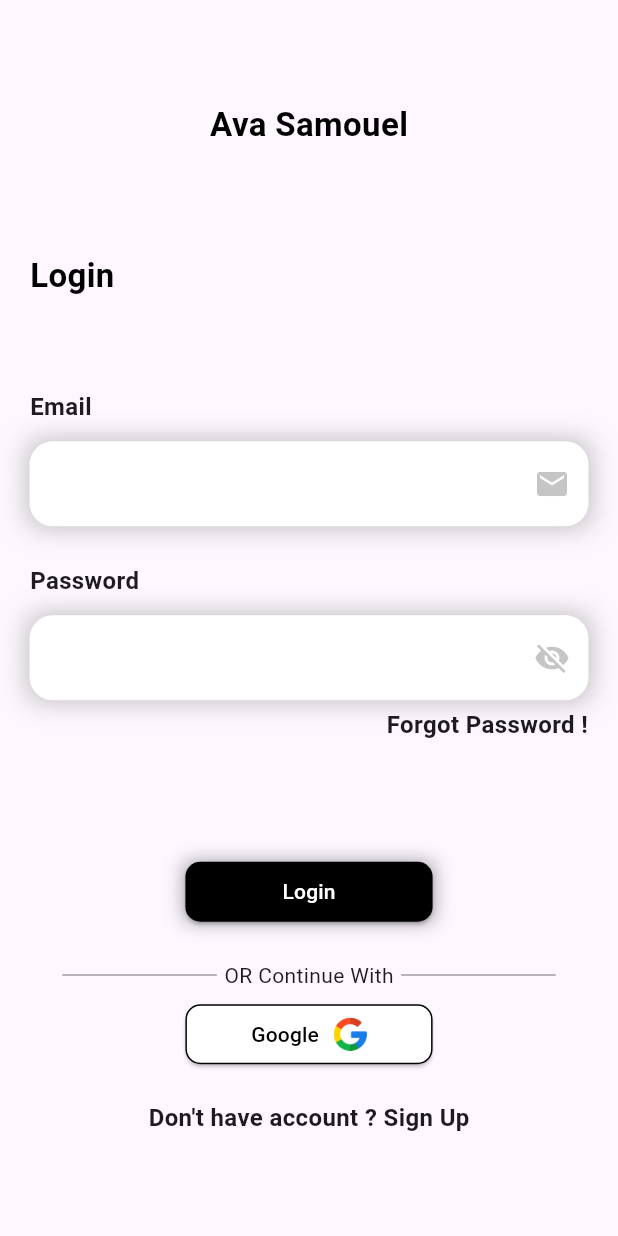
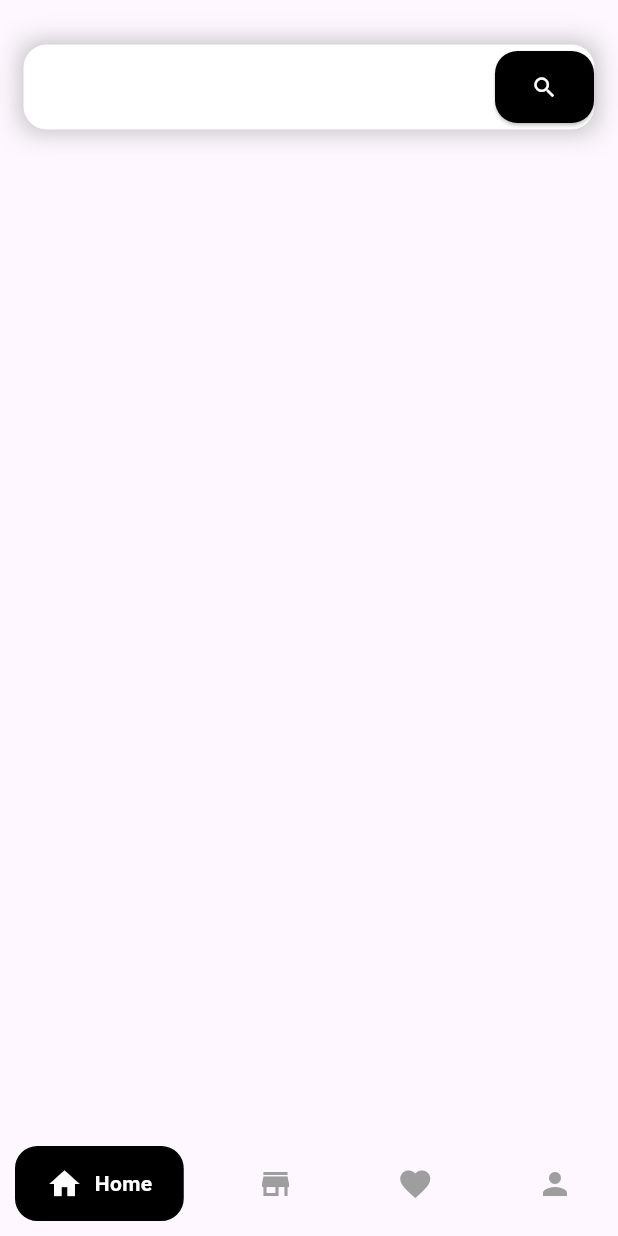
Before and after one commit to GeorgeEsbergen/Shopy-ecommerce, a Flutter app: the screen it shows after launch, on a phone screen of 412 x 824 dp. Run offline on Flutter 3.47's test engine with Material 3 defaults, Android fonts, the phone set to English and light mode, and no system bars; drawn by our look-alikes of google_nav_bar; our stand-ins replace bloc, flutter_bloc, shared_preferences.

Commit message:
Bottom Nav Bar added , Search Field Finished

```diff
--- a/lib/core/route/routes.dart
+++ b/lib/core/route/routes.dart
@@ -1,16 +1,20 @@
+
 import 'package:flutter/material.dart';
 
 import '../../features/view/auth/forgot_password/forgot_pass.dart';
 import '../../features/view/auth/login/login.dart';
 import '../../features/view/auth/signup/signup.dart';
+import '../../features/view/main_pages/bnv/bnv.dart';
 
 
 class Routes {
   static Map<String, Widget Function(BuildContext)> routes = {
-    '/': (context) => const Login(),
+    '/': (context) =>  BNV(),  //Login(),
     Login.routeName: (context) => const Login(),
     Signup.routeName:(context) => const Signup(),
     ForgotPass.routeName:(context)=> ForgotPass(),
+    BNV.routeName:(context)=> BNV(),
+
 
   };
 }
--- a/lib/core/utils/colors.dart
+++ b/lib/core/utils/colors.dart
@@ -3,5 +3,6 @@ import 'package:flutter/material.dart';
 class AppColors {
 static  const Color black = Colors.black;
 static  const Color white = Colors.white;
+static  const Color gray = Colors.grey;
 
 }
--- /dev/null
+++ b/lib/core/widgets/search_text_field.dart
@@ -0,0 +1,64 @@
+import 'package:flutter/material.dart';
+
+import '../utils/colors.dart';
+
+class SearchTextField extends StatelessWidget {
+  const SearchTextField({
+    super.key,
+    required this.controller,
+    required this.icon,
+    this.keyboardType,
+    this.validator,
+    this.readOnly, this.onTapField,
+  });
+  final TextEditingController controller;
+  final Widget icon;
+  final TextInputType? keyboardType;
+  final String? Function(String?)? validator;
+  final bool? readOnly;
+  final VoidCallback? onTapField;
+
+  @override
+  Widget build(BuildContext context) {
+    return Container(
+      decoration: const BoxDecoration(boxShadow: [
+        BoxShadow(
+            color: Color(
+              0xffb2b2b2,
+            ),
+            blurRadius: 15)
+      ]),
+      child: TextFormField(
+        onTap: onTapField,
+        readOnly: readOnly ?? false,
+        validator: validator,
+        controller: controller,
+        keyboardType: keyboardType,
+        decoration: InputDecoration(
+            enabled: true,
+            filled: true,
+            fillColor: AppColors.white,
+            focusedBorder: OutlineInputBorder(
+                borderSide: const BorderSide(
+                  width: 0,
+                  color: AppColors.white,
+                ),
+                borderRadius: BorderRadius.circular(15)),
+            enabledBorder: OutlineInputBorder(
+                borderSide: const BorderSide(
+                  width: 0,
+                  color: AppColors.white,
+                ),
+                borderRadius: BorderRadius.circular(15)),
+            focusedErrorBorder: OutlineInputBorder(
+                borderRadius: BorderRadius.circular(15),
+                borderSide: const BorderSide(width: 0, color: AppColors.white)),
+            errorBorder: OutlineInputBorder(
+                borderRadius: BorderRadius.circular(15),
+                borderSide: const BorderSide(width: 0, color: AppColors.white)),
+            suffixIcon: icon
+      ),
+    )
+    );
+  }
+}
--- /dev/null
+++ b/lib/features/cubit/bnv/bnv_cubit.dart
@@ -0,0 +1,14 @@
+import 'package:flutter_bloc/flutter_bloc.dart';
+import 'package:meta/meta.dart';
+
+part 'bnv_state.dart';
+
+class BnvCubit extends Cubit<BnvState> {
+  BnvCubit() : super(BnvInitial());
+  int currentIndex = 0;
+
+  void changePage(int index) {
+    currentIndex = index;
+    emit(ChangeIndexPage());
+  }
+}
--- /dev/null
+++ b/lib/features/cubit/bnv/bnv_state.dart
@@ -0,0 +1,7 @@
+part of 'bnv_cubit.dart';
+
+@immutable
+sealed class BnvState {}
+
+final class BnvInitial extends BnvState {}
+final class ChangeIndexPage extends BnvState {}
--- a/lib/features/cubit/login/login_cubit.dart
+++ b/lib/features/cubit/login/login_cubit.dart
@@ -1,5 +1,4 @@
 import 'package:flutter_bloc/flutter_bloc.dart';
-// ignore: depend_on_referenced_packages
 import 'package:meta/meta.dart';
 
 part 'login_state.dart';
--- a/lib/features/view/auth/login/login_body.dart
+++ b/lib/features/view/auth/login/login_body.dart
@@ -7,6 +7,7 @@ import '../../../../core/utils/colors.dart';
 import '../../../../core/utils/font_style.dart';
 import '../../../../core/utils/responsive.dart';
 import '../../../../core/widgets/main_button.dart';
+import '../../main_pages/bnv/bnv.dart';
 import '../forgot_password/forgot_pass.dart';
 import 'widgets/form.dart';
 
@@ -51,7 +52,9 @@ class LoginBody extends StatelessWidget {
                 const SizedBox(height: 80),
                 MainButton(
                   onTap: () {
-                    loginkey.currentState!.validate();
+                    if (loginkey.currentState!.validate()) {
+                      Navigator.of(context).pushNamed(BNV.routeName);
+                    }
                   },
                   name: 'Login'.tr(context),
                 ),
@@ -83,7 +86,7 @@ class LoginBody extends StatelessWidget {
                   ),
                 ),
                 const SizedBox(height: 20),
-                 Row(
+                Row(
                   mainAxisAlignment: MainAxisAlignment.center,
                   children: [
                     const Text(
@@ -91,7 +94,8 @@ class LoginBody extends StatelessWidget {
                       style: AppFonts.b16_700,
                     ),
                     InkWell(
-                      onTap: () => Navigator.of(context).pushNamed(Signup.routeName),
+                      onTap: () =>
+                          Navigator.of(context).pushNamed(Signup.routeName),
                       child: const Text(
                         "Sign Up",
                         style: AppFonts.b16_700,
--- /dev/null
+++ b/lib/features/view/main_pages/bnv/bnv.dart
@@ -0,0 +1,82 @@
+// ignore_for_file: must_be_immutable
+
+import 'package:e_commerce_with_supabase/core/utils/colors.dart';
+import 'package:e_commerce_with_supabase/features/view/main_pages/favourite/favourite.dart';
+import 'package:e_commerce_with_supabase/features/view/main_pages/home/home.dart';
+import 'package:e_commerce_with_supabase/features/view/main_pages/profile/profile.dart';
+import 'package:e_commerce_with_supabase/features/view/main_pages/store/store.dart';
+import 'package:flutter/material.dart';
+import 'package:flutter_bloc/flutter_bloc.dart';
+import 'package:google_nav_bar/google_nav_bar.dart';
+
+import '../../../cubit/bnv/bnv_cubit.dart';
+
+class BNV extends StatelessWidget {
+  BNV({super.key});
+  static String routeName = "NAV Bar";
+  List<Widget> pages = const [
+    Home(),
+    Store(),
+    Favourite(),
+    Profile(),
+  ];
+  @override
+  Widget build(BuildContext context) {
+    return BlocProvider(
+      create: (context) => BnvCubit(),
+      child: BlocBuilder<BnvCubit, BnvState>(builder: (context, state) {
+        BnvCubit cubit = context.read<BnvCubit>();
+        return Scaffold(
+          body: SafeArea(
+            child: Container(
+              padding: const EdgeInsets.only(right: 16, left: 16, top: 30),
+              child: pages[cubit.currentIndex],
+            ),
+          ),
+          bottomNavigationBar: Container(
+
+            padding: const EdgeInsets.symmetric(vertical: 10, horizontal: 10),
+            child: GNav(
+
+                onTabChange: (value) {
+                  cubit.changePage(value);
+                },
+                rippleColor: Colors.black,
+                hoverColor: Colors.black,
+                haptic: true,
+                tabBorderRadius: 15,
+                tabActiveBorder: Border.all(color: Colors.black, width: 1),
+                curve: Curves.linear,
+                duration: const Duration(milliseconds: 400),
+                gap: 8, // the tab button gap between icon and text
+                color: AppColors.gray, // unselected icon color
+                activeColor: AppColors.white, // selected icon and text color
+                iconSize: 24, // tab button icon size
+                tabBackgroundColor:
+                    AppColors.black, // selected tab background color
+                padding: const EdgeInsets.symmetric(
+                    horizontal: 20, vertical: 12), // navigation bar padding
+                tabs: const [
+                  GButton(
+                    icon: Icons.home,
+                    text: 'Home',
+                  ),
+                  GButton(
+                    icon: Icons.store,
+                    text: 'Store',
+                  ),
+                  GButton(
+                    icon: Icons.favorite,
+                    text: 'Favorite',
+                  ),
+                  GButton(
+                    icon: Icons.person,
+                    text: 'Profile',
+                  )
+                ]),
+          ),
+        );
+      }),
+    );
+  }
+}
--- /dev/null
+++ b/lib/features/view/main_pages/favourite/favourite.dart
@@ -0,0 +1,14 @@
+import 'package:flutter/material.dart';
+
+import 'favourite_body.dart';
+
+
+class Favourite extends StatelessWidget {
+  const Favourite({super.key});
+  static String routeName = "Favourite";
+
+  @override
+  Widget build(BuildContext context) {
+    return const FavouriteBody();
+  }
+}
--- /dev/null
+++ b/lib/features/view/main_pages/favourite/favourite_body.dart
@@ -0,0 +1,12 @@
+import 'package:flutter/material.dart';
+
+class FavouriteBody extends StatelessWidget {
+  const FavouriteBody({super.key});
+
+  @override
+  Widget build(BuildContext context) {
+    return const Center(
+      child: Text("Favourite"),
+    );
+  }
+}
--- /dev/null
+++ b/lib/features/view/main_pages/home/home.dart
@@ -0,0 +1,13 @@
+import 'package:flutter/material.dart';
+
+import 'home_body.dart';
+
+class Home extends StatelessWidget {
+  const Home({super.key});
+  static String routeName = "Home";
+
+  @override
+  Widget build(BuildContext context) {
+    return  HomeBody();
+  }
+}
--- /dev/null
+++ b/lib/features/view/main_pages/home/home_body.dart
@@ -0,0 +1,29 @@
+// ignore_for_file: must_be_immutable
+
+import 'package:e_commerce_with_supabase/core/utils/colors.dart';
+import 'package:flutter/material.dart';
+import '../../../../core/widgets/search_text_field.dart';
+
+class HomeBody extends StatelessWidget {
+  HomeBody({super.key});
+  TextEditingController search = TextEditingController();
+  @override
+  Widget build(BuildContext context) {
+    return ListView(
+      children: [
+        SearchTextField(
+          controller: search,
+          icon: ElevatedButton(
+            onPressed: () {},
+            style: ElevatedButton.styleFrom(
+                backgroundColor: AppColors.black,
+                foregroundColor: Colors.white,
+                shape: RoundedRectangleBorder(
+                    borderRadius: BorderRadius.circular(15))),
+            child: const Icon(Icons.search),
+          ),
+        )
+      ],
+    );
+  }
+}
--- /dev/null
+++ b/lib/features/view/main_pages/profile/profile.dart
@@ -0,0 +1,13 @@
+import 'package:flutter/material.dart';
+
+import 'profile_body.dart';
+
+class Profile extends StatelessWidget {
+  const Profile({super.key});
+  static String routeName = "Profile";
+
+  @override
+  Widget build(BuildContext context) {
+    return const ProfileBody();
+  }
+}
--- /dev/null
+++ b/lib/features/view/main_pages/profile/profile_body.dart
@@ -0,0 +1,12 @@
+import 'package:flutter/material.dart';
+
+class ProfileBody extends StatelessWidget {
+  const ProfileBody({super.key});
+
+  @override
+  Widget build(BuildContext context) {
+    return const Center(
+      child: Text("Profile"),
+    );
+  }
+}
--- /dev/null
+++ b/lib/features/view/main_pages/store/store.dart
@@ -0,0 +1,12 @@
+import 'package:flutter/material.dart';
+import 'store_body.dart';
+
+class Store extends StatelessWidget {
+  const Store({super.key});
+  static String routeName = "Store";
+
+  @override
+  Widget build(BuildContext context) {
+    return const StoreBody();
+  }
+}
--- /dev/null
+++ b/lib/features/view/main_pages/store/store_body.dart
@@ -0,0 +1,12 @@
+import 'package:flutter/material.dart';
+
+class StoreBody extends StatelessWidget {
+  const StoreBody({super.key});
+
+  @override
+  Widget build(BuildContext context) {
+    return const Center(
+      child: Text("Store"),
+    );
+  }
+}
--- a/lib/main.dart
+++ b/lib/main.dart
@@ -2,6 +2,7 @@ import 'package:e_commerce_with_supabase/core/route/routes.dart';
 import 'package:flutter/material.dart';
 import 'package:flutter_bloc/flutter_bloc.dart';
 import 'core/localization/aoo_localization.dart';
+import 'features/cubit/bnv/bnv_cubit.dart';
 import 'features/cubit/localization/localization_cubit.dart';
 import 'features/cubit/login/login_cubit.dart';
 import 'package:flutter_localizations/flutter_localizations.dart';
@@ -25,6 +26,9 @@ class MyApp extends StatelessWidget {
         BlocProvider<SignupCubit>(
           create: (context) => SignupCubit(),
         ),
+        BlocProvider<BnvCubit>(
+          create: (context) => BnvCubit(),
+        ),
         BlocProvider<LocalizationCubit>(
           create: (context) => LocalizationCubit()..getSavedLanguage(),
         ),
@@ -33,6 +37,7 @@ class MyApp extends StatelessWidget {
           builder: (context, state) {
         if (state is changeLanuageState) {
           return MaterialApp(
+            debugShowCheckedModeBanner: false,
             title: 'Flutter Demo',
             locale: state.locale,
             supportedLocales: const [Locale('ar'), Locale('en')],
--- a/pubspec.yaml
+++ b/pubspec.yaml
@@ -39,6 +39,8 @@ dependencies:
   flutter_bloc: ^9.0.0
   flutter_localizations:
     sdk: flutter
+  google_nav_bar: ^5.0.7
+  meta: ^1.15.0
 
 dev_dependencies:
   flutter_test:
```
Also changed, not shown: lib/core/functions/navigator.dart (added), pubspec.lock.
